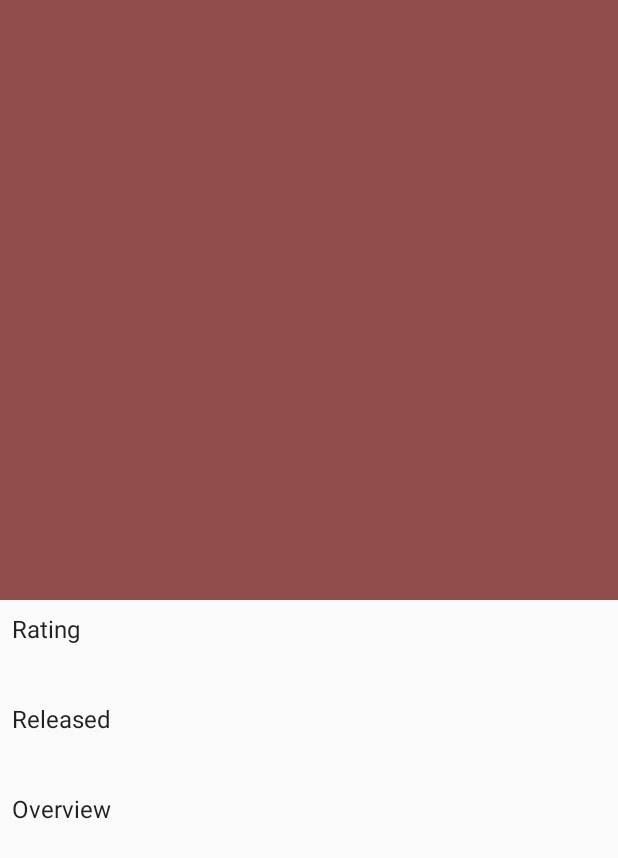
After one commit to andras-the-android/MovieDbDemo, an Android app: the MovieDetailActivity screen opened directly, with no data from a screen before it, on a phone screen of 412 x 824 dp. The commit adds this screen. Shown: the top 858 px of the screen. Run offline under Robolectric (Android 15) with nearby library versions, the phone set to English and light mode, and no system bars; our stand-ins replace data binding.

Commit message:
detail page added

```diff
--- a/app/src/main/AndroidManifest.xml
+++ b/app/src/main/AndroidManifest.xml
@@ -18,6 +18,8 @@
                 <category android:name="android.intent.category.LAUNCHER" />
             </intent-filter>
         </activity>
+        <activity android:name=".modules.movies.detail.view.MovieDetailActivity">
+        </activity>
     </application>
 
 </manifest>
--- /dev/null
+++ b/app/src/main/java/com/example/andras/moviedbdemo/modules/movies/detail/view/MovieDetailActivity.java
@@ -0,0 +1,27 @@
+package com.example.andras.moviedbdemo.modules.movies.detail.view;
+
+import android.databinding.DataBindingUtil;
+import android.os.Bundle;
+import android.os.PersistableBundle;
+import android.support.annotation.Nullable;
+import android.support.v7.app.AppCompatActivity;
+
+import com.example.andras.moviedbdemo.R;
+import com.example.andras.moviedbdemo.databinding.ActivityMovieDetailsBinding;
+import com.example.andras.moviedbdemo.logic.data.Movie;
+
+/**
+ * Created by Andras Nemeth on 2017. 03. 06..
+ */
+
+public class MovieDetailActivity extends AppCompatActivity {
+
+    public static final String EXTRA_MODEL = "extraModel";
+
+    @Override
+    public void onCreate(@Nullable Bundle savedInstanceState) {
+        super.onCreate(savedInstanceState);
+        ActivityMovieDetailsBinding binding = DataBindingUtil.setContentView(this, R.layout.activity_movie_details);
+        binding.setMovie((Movie) getIntent().getSerializableExtra(EXTRA_MODEL));
+    }
+}
--- a/app/src/main/java/com/example/andras/moviedbdemo/modules/movies/list/adapter/MovieListAdapter.java
+++ b/app/src/main/java/com/example/andras/moviedbdemo/modules/movies/list/adapter/MovieListAdapter.java
@@ -1,11 +1,14 @@
 package com.example.andras.moviedbdemo.modules.movies.list.adapter;
 
+import android.content.Context;
+import android.content.Intent;
 import android.support.v7.widget.RecyclerView;
 import android.view.LayoutInflater;
 import android.view.ViewGroup;
 
 import com.example.andras.moviedbdemo.databinding.ListItemMovieBinding;
 import com.example.andras.moviedbdemo.logic.data.Movie;
+import com.example.andras.moviedbdemo.modules.movies.detail.view.MovieDetailActivity;
 
 import java.util.ArrayList;
 import java.util.List;
@@ -17,6 +20,11 @@ import java.util.List;
 public class MovieListAdapter extends RecyclerView.Adapter<MovieListAdapter.ViewHolder> {
 
     private List<Movie> items = new ArrayList<>();
+    private Context context;
+
+    public MovieListAdapter(Context context) {
+        this.context = context;
+    }
 
     public void addItems(List<Movie> newItems) {
         items.addAll(newItems);
@@ -27,7 +35,7 @@ public class MovieListAdapter extends RecyclerView.Adapter<MovieListAdapter.View
     public ViewHolder onCreateViewHolder(ViewGroup parent, int viewType) {
         LayoutInflater layoutInflater = LayoutInflater.from(parent.getContext());
         ListItemMovieBinding itemBinding = ListItemMovieBinding.inflate(layoutInflater, parent, false);
-        return new ViewHolder(itemBinding);
+        return new ViewHolder(itemBinding, new OnClickHandler(context));
     }
 
     @Override
@@ -43,14 +51,34 @@ public class MovieListAdapter extends RecyclerView.Adapter<MovieListAdapter.View
     static class ViewHolder extends RecyclerView.ViewHolder {
 
         private final ListItemMovieBinding binding;
+        private OnClickHandler handler;
 
-        public ViewHolder(ListItemMovieBinding binding) {
+        public ViewHolder(ListItemMovieBinding binding, OnClickHandler handler) {
             super(binding.getRoot());
             this.binding = binding;
+            this.handler = handler;
         }
 
         void bindModel(Movie movie) {
             binding.setMovie(movie);
+            binding.setHandler(handler);
         }
     }
+
+    public static class OnClickHandler {
+
+        private Context context;
+
+        private OnClickHandler(Context context) {
+            this.context = context;
+        }
+
+        public void goToDetailsScreen(Movie movie) {
+            Intent i = new Intent(context, MovieDetailActivity.class);
+            i.putExtra(MovieDetailActivity.EXTRA_MODEL, movie);
+            context.startActivity(i);
+        }
+
+
+    }
 }
--- a/app/src/main/java/com/example/andras/moviedbdemo/modules/movies/list/view/MovieListActivity.java
+++ b/app/src/main/java/com/example/andras/moviedbdemo/modules/movies/list/view/MovieListActivity.java
@@ -23,7 +23,7 @@ import rx.schedulers.Schedulers;
 
 public class MovieListActivity extends AppCompatActivity {
 
-    private static final String TAG = "MovieListActivity";
+    private static final String TAG = "MovieDetailActivity";
 
     @Inject
     TheMovieDbInteractor theMovieDbInteractor;
@@ -33,7 +33,7 @@ public class MovieListActivity extends AppCompatActivity {
         super.onCreate(savedInstanceState);
         TheMovieDbComponent.Get.component().inject(this);
         ActivityMovieListBinding binding = DataBindingUtil.setContentView(this, R.layout.activity_movie_list);
-        MovieListAdapter adapter = new MovieListAdapter();
+        MovieListAdapter adapter = new MovieListAdapter(this);
         binding.recyclerView.setLayoutManager(new LinearLayoutManager(this));
         binding.recyclerView.setAdapter(adapter);
 
--- /dev/null
+++ b/app/src/main/res/layout/activity_movie_details.xml
@@ -0,0 +1,122 @@
+<?xml version="1.0" encoding="utf-8"?>
+<layout xmlns:android="http://schemas.android.com/apk/res/android"
+    xmlns:app="http://schemas.android.com/apk/res-auto">
+
+    <data>
+        <variable name="movie" type="com.example.andras.moviedbdemo.logic.data.Movie"/>
+    </data>
+
+    <android.support.design.widget.CoordinatorLayout
+        android:orientation="vertical"
+        android:layout_width="match_parent"
+        android:layout_height="match_parent">
+
+        <android.support.design.widget.AppBarLayout
+            android:layout_width="match_parent"
+            android:layout_height="wrap_content">
+
+            <android.support.design.widget.CollapsingToolbarLayout
+                android:id="@+id/collapsing_toolbar"
+                android:layout_width="match_parent"
+                android:layout_height="match_parent"
+                app:contentScrim="?attr/colorPrimary"
+                app:title="@{movie.title}"
+                app:layout_scrollFlags="scroll|exitUntilCollapsed">
+
+                <ImageView
+                    android:layout_width="match_parent"
+                    android:layout_height="400dp"
+                    android:background="#914c4c"
+                    android:scaleType="centerCrop"
+                    app:layout_collapseMode="parallax" />
+
+                <android.support.v7.widget.Toolbar
+                    android:id="@+id/toolbar"
+                    android:layout_width="match_parent"
+                    android:layout_height="?attr/actionBarSize"
+                    app:layout_collapseMode="pin" />
+
+            </android.support.design.widget.CollapsingToolbarLayout>
+
+        </android.support.design.widget.AppBarLayout>
+
+        <android.support.v4.widget.NestedScrollView
+            android:id="@+id/recyclerView"
+            android:layout_width="match_parent"
+            android:layout_height="match_parent"
+            app:layout_behavior="@string/appbar_scrolling_view_behavior"
+            >
+
+            <LinearLayout
+                android:layout_width="match_parent"
+                android:layout_height="match_parent"
+                android:orientation="vertical"
+                android:layout_marginLeft="8dp"
+                android:layout_marginRight="8dp"
+                >
+
+                <TextView
+                    android:layout_width="match_parent"
+                    android:layout_height="wrap_content"
+                    android:textSize="16sp"
+                    android:textColor="@color/text_primary"
+                    android:layout_marginTop="8dp"
+                    android:text="Rating"
+                    />
+
+                <TextView
+                    android:layout_width="match_parent"
+                    android:layout_height="wrap_content"
+                    android:textSize="16sp"
+                    android:textColor="@color/text_secondary"
+                    android:layout_marginBottom="8dp"
+                    android:text="@{movie.averageVoteString}"
+                    />
+
+                <TextView
+                    android:layout_width="match_parent"
+                    android:layout_height="wrap_content"
+                    android:textSize="16sp"
+                    android:textColor="@color/text_primary"
+                    android:layout_marginTop="8dp"
+                    android:text="Released"
+                    />
+
+                <TextView
+                    android:layout_width="match_parent"
+                    android:layout_height="wrap_content"
+                    android:textSize="16sp"
+                    android:textColor="@color/text_secondary"
+                    android:layout_marginBottom="8dp"
+                    android:text="@{movie.releaseDateText}"
+                    />
+
+                <TextView
+                    android:layout_width="match_parent"
+                    android:layout_height="wrap_content"
+                    android:textSize="16sp"
+                    android:textColor="@color/text_primary"
+                    android:layout_marginTop="8dp"
+                    android:text="Overview"
+                    />
+
+                <TextView
+                    android:layout_width="match_parent"
+                    android:layout_height="wrap_content"
+                    android:textSize="16sp"
+                    android:textColor="@color/text_secondary"
+                    android:layout_marginBottom="8dp"
+                    android:text="@{movie.overview}"
+                    />
+
+
+            </LinearLayout>
+
+
+
+
+        </android.support.v4.widget.NestedScrollView>
+
+    </android.support.design.widget.CoordinatorLayout>
+
+</layout>
--- a/app/src/main/res/layout/list_item_movie.xml
+++ b/app/src/main/res/layout/list_item_movie.xml
@@ -4,6 +4,7 @@
 
     <data>
         <variable name="movie" type="com.example.andras.moviedbdemo.logic.data.Movie"/>
+        <variable name="handler" type="com.example.andras.moviedbdemo.modules.movies.list.adapter.MovieListAdapter.OnClickHandler"/>
     </data>
 
     <LinearLayout
@@ -102,6 +103,7 @@
                 android:layout_width="wrap_content"
                 android:layout_height="wrap_content"
                 android:text="More info"
+                android:onClick="@{(view) -> handler.goToDetailsScreen(movie)}"
                 android:textSize="16sp"/>
 
         </LinearLayout>
--- a/app/src/main/res/values/colors.xml
+++ b/app/src/main/res/values/colors.xml
@@ -3,4 +3,8 @@
     <color name="colorPrimary">#3F51B5</color>
     <color name="colorPrimaryDark">#303F9F</color>
     <color name="colorAccent">#FF4081</color>
+
+    <color name="text_primary">#de000000</color> <!--black 87%-->
+    <color name="text_secondary">#8a000000</color> <!--black 54%-->
+    <color name="icon_grey">#42000000</color> <!--black 26%-->
 </resources>
--- a/build.gradle
+++ b/build.gradle
@@ -5,7 +5,7 @@ buildscript {
         jcenter()
     }
     dependencies {
-        classpath 'com.android.tools.build:gradle:2.2.3'
+        classpath 'com.android.tools.build:gradle:2.3.0'
         classpath 'me.tatarka:gradle-retrolambda:3.2.0'
 
         // NOTE: Do not place your application dependencies here; they belong
```
